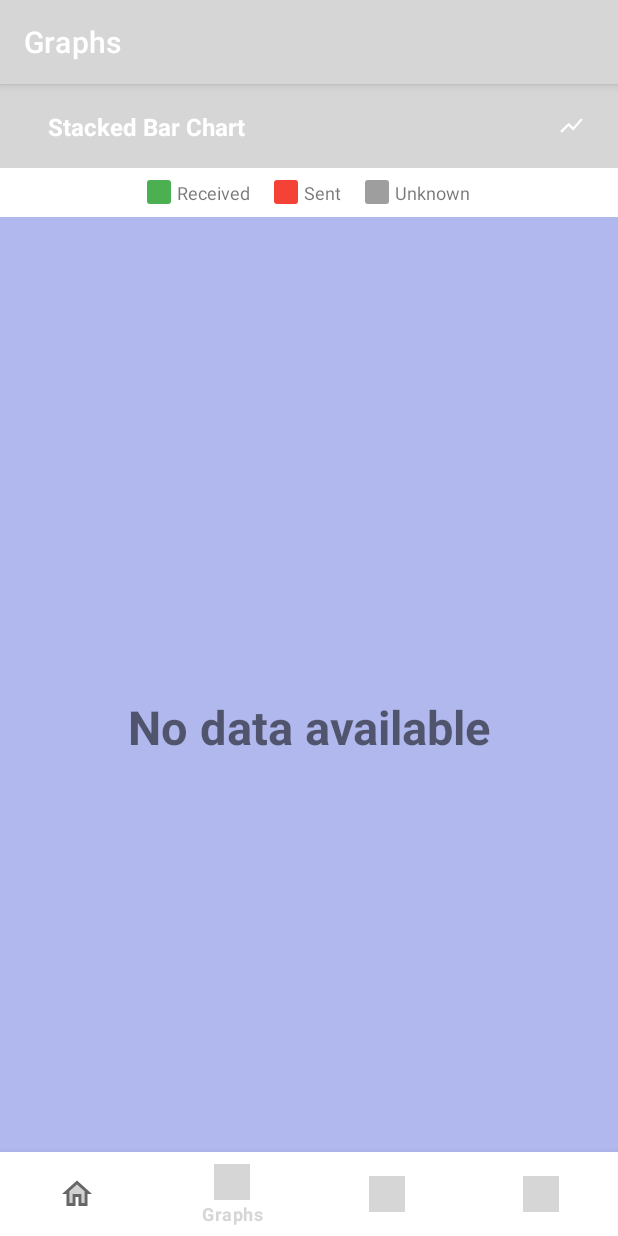
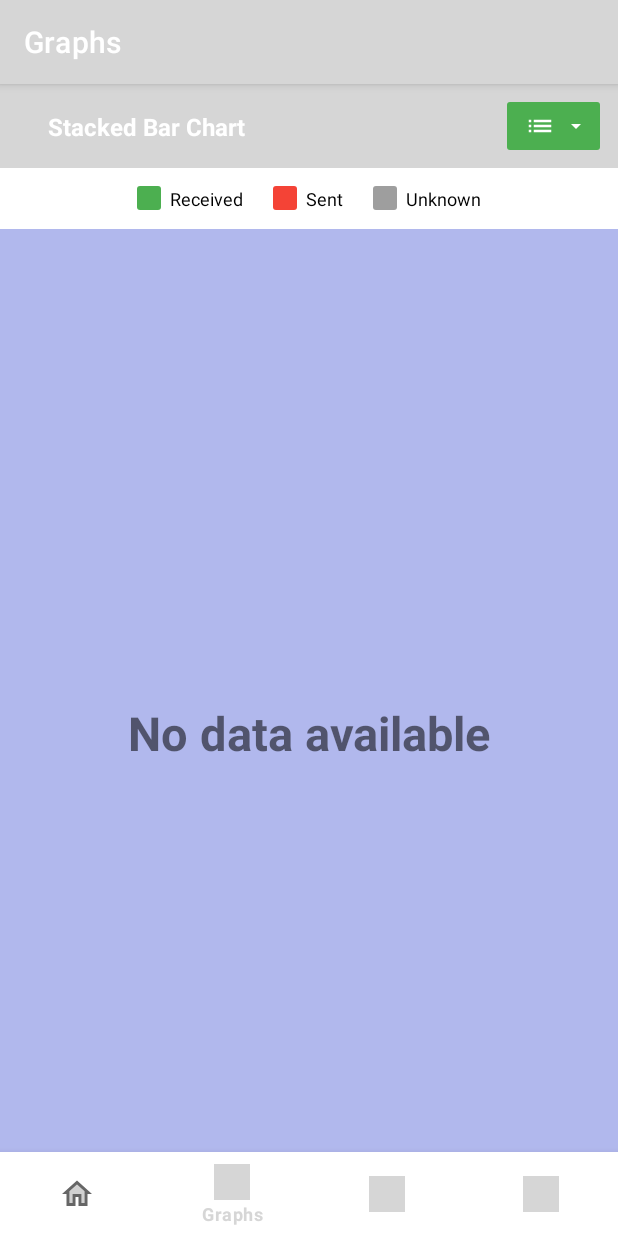
Before and after one commit to Niccher/MPesa-Analyzer-App, an Android app built with Jetpack Compose: the Frag_Graph screen opened through its navigation route, on a phone screen of 412 x 824 dp. Run offline under Robolectric (Android 15) with nearby library versions, the phone set to English and light mode, and no system bars; our stand-ins replace navigation-ui, sdp/ssp sizes; libraries missing offline, so code that uses them is left out: com.github.mikephil.charting; plain views replace BarChart, LineChart; 1 statement that could not run was skipped; grey boxes are pictures that could not be loaded.

Commit message:
Graphs resized

```diff
--- a/app/src/main/java/com/niccher/my_mpesa_analyzer/fragments/Graph/Frag_Graph.kt
+++ b/app/src/main/java/com/niccher/my_mpesa_analyzer/fragments/Graph/Frag_Graph.kt
@@ -8,6 +8,7 @@ import android.util.Log
 import android.view.LayoutInflater
 import android.view.View
 import android.view.ViewGroup
+import android.widget.ImageView
 import android.widget.ProgressBar
 import android.widget.TextView
 import android.widget.Toast
@@ -25,7 +26,6 @@ import com.github.mikephil.charting.data.LineDataSet
 import com.github.mikephil.charting.formatter.IndexAxisValueFormatter
 import com.github.mikephil.charting.formatter.ValueFormatter
 import com.google.android.material.appbar.MaterialToolbar
-import com.google.android.material.button.MaterialButton
 import com.google.gson.Gson
 import com.google.gson.GsonBuilder
 import com.niccher.mpesa_analyzer.helpers.ServiceGenerators
@@ -53,9 +53,11 @@ class Frag_Graph : Fragment() {
     // Views
     private lateinit var connState: TextView
     private lateinit var connWait: ProgressBar
-    private lateinit var btnChartToggle: MaterialButton
     private lateinit var toolbar: MaterialToolbar
     private lateinit var toolbarTitle: TextView
+    private lateinit var chartTypeContainer: View
+    private lateinit var iconChartType: ImageView
+    private lateinit var iconDropdown: ImageView
 
     // Dependencies
     private lateinit var jsonProcesses: JsonProcesses
@@ -108,9 +110,11 @@ class Frag_Graph : Fragment() {
     private fun initializeViews() {
         connState = binding.connNoInternet
         connWait = binding.connWaitInternet
-        btnChartToggle = binding.btnChartToggle
         toolbar = binding.toolbar
         toolbarTitle = binding.toolbarTitle
+        chartTypeContainer = binding.chartTypeContainer
+        iconChartType = binding.iconChartType
+        iconDropdown = binding.iconDropdown
 
         // Hide connection elements initially
         connWait.visibility = View.GONE
@@ -122,23 +126,26 @@ class Frag_Graph : Fragment() {
     }
 
     private fun setupToggleButton() {
-        btnChartToggle.setOnClickListener {
+        // Set initial icon
+        updateChartTypeIcon()
+
+        // Set click listener on the entire container
+        chartTypeContainer.setOnClickListener {
             toggleChartType()
         }
+
+        // Add ripple effect programmatically
+        chartTypeContainer.isClickable = true
+        chartTypeContainer.isFocusable = true
     }
 
     private fun toggleChartType() {
         currentChartType = when (currentChartType) {
-            ChartType.STACKED_BAR -> {
-                btnChartToggle.setIconResource(R.drawable.ic_bar_chart)
-                ChartType.LINE_GRAPH
-            }
-            ChartType.LINE_GRAPH -> {
-                btnChartToggle.setIconResource(R.drawable.ic_line_chart)
-                ChartType.STACKED_BAR
-            }
+            ChartType.STACKED_BAR -> ChartType.LINE_GRAPH
+            ChartType.LINE_GRAPH -> ChartType.STACKED_BAR
         }
         updateToolbarTitle()
+        updateChartTypeIcon()
         refreshChartsWithCurrentData()
     }
 
@@ -148,6 +155,14 @@ class Frag_Graph : Fragment() {
             ChartType.LINE_GRAPH -> getString(R.string.graphs_line_graph)
         }
         toolbarTitle.text = title
+    }
+
+    private fun updateChartTypeIcon() {
+        val iconRes = when (currentChartType) {
+            ChartType.STACKED_BAR -> R.drawable.ic_bar_chart
+            ChartType.LINE_GRAPH -> R.drawable.ic_line_chart
+        }
+        iconChartType.setImageResource(iconRes)
     }
 
     private fun setupChartObservers() {
@@ -208,6 +223,9 @@ class Frag_Graph : Fragment() {
                 setValueTextSize(10f)
             }
 
+            // FIX: Chart padding to ensure X-axis is visible
+            setExtraOffsets(20f, 20f, 20f, 40f) // Left, Top, Right, Bottom (extra space for X-axis)
+
             // Chart styling
             setDrawBarShadow(false)
             setDrawValueAboveBar(true)
@@ -223,6 +241,7 @@ class Frag_Graph : Fragment() {
             description.text = "Transaction Breakdown Over Time"
             description.textSize = 12f
             description.textColor = Color.DKGRAY
+            description.setPosition(description.xOffset, description.yOffset + 20f) // Move description up
 
             // Legend configuration
             legend.isEnabled = false
@@ -234,8 +253,9 @@ class Frag_Graph : Fragment() {
             legend.textColor = Color.BLACK
             legend.form = Legend.LegendForm.SQUARE
             legend.formSize = 12f
+            legend.yOffset = 10f // Move legend down a bit
 
-            // X-axis configuration
+            // FIX: X-axis configuration for better visibility
             xAxis.apply {
                 valueFormatter = IndexAxisValueFormatter(dataList.map { it.date })
                 position = XAxis.XAxisPosition.BOTTOM
@@ -245,10 +265,16 @@ class Frag_Graph : Fragment() {
                 gridLineWidth = 1f
                 setDrawAxisLine(true)
                 axisLineColor = Color.DKGRAY
-                axisLineWidth = 1f
+                axisLineWidth = 2f // Thicker axis line
                 labelCount = dataList.size.coerceAtMost(6)
-                textSize = 10f
+                textSize = 11f
                 textColor = Color.BLACK
+                yOffset = 8f // Move labels down
+                setAvoidFirstLastClipping(true) // Prevent first/last label clipping
+                setCenterAxisLabels(false)
+
+                // Ensure labels are not cut off
+                setLabelCount(dataList.size, true)
             }
 
             // Y-axis configuration
@@ -260,7 +286,7 @@ class Frag_Graph : Fragment() {
                 gridLineWidth = 1f
                 setDrawAxisLine(true)
                 axisLineColor = Color.DKGRAY
-                axisLineWidth = 1f
+                axisLineWidth = 2f
                 textSize = 10f
                 textColor = Color.BLACK
                 valueFormatter = object : ValueFormatter() {
@@ -271,6 +297,7 @@ class Frag_Graph : Fragment() {
                         }
                     }
                 }
+                xOffset = 10f // Move Y-axis labels left a bit
             }
 
             axisRight.isEnabled = false
@@ -281,6 +308,10 @@ class Frag_Graph : Fragment() {
             setScaleEnabled(true)
             setPinchZoom(true)
             setDoubleTapToZoomEnabled(true)
+
+            // FIX: Ensure chart fits properly
+            fitScreen()
+            setVisibleXRangeMaximum(6f) // Show reasonable number of bars
 
             // Animation
             animateY(1000)
@@ -357,6 +388,9 @@ class Frag_Graph : Fragment() {
                 setValueTextColor(Color.BLACK)
             }
 
+            // FIX: Chart padding to ensure X-axis is visible
+            setExtraOffsets(20f, 20f, 20f, 40f) // Left, Top, Right, Bottom (extra space for X-axis)
+
             // Chart styling
             setDrawGridBackground(false)
             setDrawBorders(true)
@@ -368,6 +402,7 @@ class Frag_Graph : Fragment() {
             description.text = "Transaction Trends Over Time"
             description.textSize = 12f
             description.textColor = Color.DKGRAY
+            description.setPosition(description.xOffset, description.yOffset + 20f) // Move description up
 
             // Legend configuration
             legend.isEnabled = false
@@ -379,8 +414,9 @@ class Frag_Graph : Fragment() {
             legend.textColor = Color.BLACK
             legend.form = Legend.LegendForm.LINE
             legend.formSize = 12f
+            legend.yOffset = 10f // Move legend down a bit
 
-            // X-axis configuration
+            // FIX: X-axis configuration for better visibility
             xAxis.apply {
                 valueFormatter = IndexAxisValueFormatter(dates)
                 position = XAxis.XAxisPosition.BOTTOM
@@ -390,10 +426,16 @@ class Frag_Graph : Fragment() {
                 gridLineWidth = 1f
                 setDrawAxisLine(true)
                 axisLineColor = Color.DKGRAY
-                axisLineWidth = 1f
+                axisLineWidth = 2f // Thicker axis line
                 labelCount = dataList.size.coerceAtMost(6)
-                textSize = 10f
+                textSize = 11f
                 textColor = Color.BLACK
+                yOffset = 8f // Move labels down
+                setAvoidFirstLastClipping(true) // Prevent first/last label clipping
+                setCenterAxisLabels(false)
+
+                // Ensure labels are not cut off
+                setLabelCount(dataList.size, true)
             }
 
             // Y-axis configuration
@@ -405,7 +447,7 @@ class Frag_Graph : Fragment() {
                 gridLineWidth = 1f
                 setDrawAxisLine(true)
                 axisLineColor = Color.DKGRAY
-                axisLineWidth = 1f
+                axisLineWidth = 2f
                 textSize = 10f
                 textColor = Color.BLACK
                 valueFormatter = object : ValueFormatter() {
@@ -416,6 +458,7 @@ class Frag_Graph : Fragment() {
                         }
                     }
                 }
+                xOffset = 10f // Move Y-axis labels left a bit
             }
 
             axisRight.isEnabled = false
@@ -426,6 +469,10 @@ class Frag_Graph : Fragment() {
             setScaleEnabled(true)
             setPinchZoom(true)
             setDoubleTapToZoomEnabled(true)
+
+            // FIX: Ensure chart fits properly
+            fitScreen()
+            setVisibleXRangeMaximum(6f) // Show reasonable number of points
 
             // Animation
             animateXY(1000, 1000)
@@ -446,7 +493,7 @@ class Frag_Graph : Fragment() {
         connState.visibility = View.GONE
     }
 
-    // Network methods
+    // Network methods (same as before)
     private fun getConnectionState() {
         if (isConnected()) {
             showLoadingState()
--- /dev/null
+++ b/app/src/main/res/drawable/ic_arrow_drop_down.xml
@@ -0,0 +1,10 @@
+<vector xmlns:android="http://schemas.android.com/apk/res/android"
+    android:width="24dp"
+    android:height="24dp"
+    android:viewportWidth="24"
+    android:viewportHeight="24"
+    android:tint="@android:color/white">
+  <path
+      android:fillColor="@android:color/white"
+      android:pathData="M7,10l5,5 5,-5z"/>
+</vector>
--- a/app/src/main/res/drawable/ic_bar_chart.xml
+++ b/app/src/main/res/drawable/ic_bar_chart.xml
@@ -1,10 +1,9 @@
-<vector
-    xmlns:android="http://schemas.android.com/apk/res/android"
+<vector xmlns:android="http://schemas.android.com/apk/res/android"
     android:width="24dp"
     android:height="24dp"
     android:viewportWidth="24"
     android:viewportHeight="24"
-    android:tint="?attr/colorOnPrimary">
+    android:tint="@android:color/white">
   <path
       android:fillColor="@android:color/white"
       android:pathData="M3,13h2v-2L3,11v2zM3,17h2v-2L3,15v2zM3,9h2L5,7L3,7v2zM7,13h14v-2L7,11v2zM7,17h14v-2L7,15v2zM7,7v2h14L21,7L7,7z"/>
--- a/app/src/main/res/drawable/ic_line_chart.xml
+++ b/app/src/main/res/drawable/ic_line_chart.xml
@@ -1,10 +1,9 @@
-<vector
-    xmlns:android="http://schemas.android.com/apk/res/android"
+<vector xmlns:android="http://schemas.android.com/apk/res/android"
     android:width="24dp"
     android:height="24dp"
     android:viewportWidth="24"
     android:viewportHeight="24"
-    android:tint="?attr/colorOnPrimary">
+    android:tint="@android:color/white">
   <path
       android:fillColor="@android:color/white"
       android:pathData="M3.5,18.49l6,-6.01l4,4L22,6.92l-1.41,-1.41l-7.09,7.97l-4,-4L2,16.99z"/>
--- /dev/null
+++ b/app/src/main/res/drawable/toggle_button_background.xml
@@ -0,0 +1,5 @@
+<?xml version="1.0" encoding="utf-8"?>
+<shape xmlns:android="http://schemas.android.com/apk/res/android">
+    <solid android:color="#FF4CAF50" />
+    <corners android:radius="2dp" />
+</shape>
--- a/app/src/main/res/layout/frag_graph.xml
+++ b/app/src/main/res/layout/frag_graph.xml
@@ -32,29 +32,49 @@
                 android:ellipsize="end"
                 android:maxLines="1"
                 app:layout_constraintBottom_toBottomOf="parent"
-                app:layout_constraintEnd_toStartOf="@+id/btn_chart_toggle"
+                app:layout_constraintEnd_toStartOf="@+id/chart_type_container"
                 app:layout_constraintStart_toStartOf="parent"
                 app:layout_constraintTop_toTopOf="parent"
                 app:layout_constraintVertical_bias="0.5"
                 android:layout_marginStart="16dp"
                 android:layout_marginEnd="8dp" />
 
-            <com.google.android.material.button.MaterialButton
-                android:id="@+id/btn_chart_toggle"
-                style="@style/Widget.Material3.Button.Icon"
-                android:layout_width="48dp"
-                android:layout_height="48dp"
-                android:insetTop="0dp"
-                android:insetBottom="0dp"
-                app:icon="@drawable/ic_line_chart"
-                app:iconTint="@android:color/white"
-                app:backgroundTint="@android:color/transparent"
-                app:rippleColor="@color/ripple_color"
+            <!-- Container for chart type toggle with dropdown -->
+            <LinearLayout
+                android:id="@+id/chart_type_container"
+                android:layout_width="wrap_content"
+                android:layout_height="wrap_content"
+                android:orientation="horizontal"
+                android:gravity="center_vertical"
+                android:background="@drawable/toggle_button_background"
+                android:paddingStart="12dp"
+                android:paddingEnd="8dp"
+                android:paddingTop="6dp"
+                android:paddingBottom="6dp"
                 app:layout_constraintBottom_toBottomOf="parent"
                 app:layout_constraintEnd_toEndOf="parent"
                 app:layout_constraintTop_toTopOf="parent"
                 app:layout_constraintVertical_bias="0.5"
-                android:layout_marginEnd="8dp" />
+                android:layout_marginEnd="12dp">
+
+                <ImageView
+                    android:id="@+id/icon_chart_type"
+                    android:layout_width="20dp"
+                    android:layout_height="20dp"
+                    android:layout_marginEnd="6dp"
+                    android:src="@drawable/ic_bar_chart"
+                    android:tint="@android:color/white"
+                    tools:ignore="UseAppTint" />
+
+                <ImageView
+                    android:id="@+id/icon_dropdown"
+                    android:layout_width="16dp"
+                    android:layout_height="16dp"
+                    android:src="@drawable/ic_arrow_drop_down"
+                    android:tint="@android:color/white"
+                    tools:ignore="UseAppTint" />
+
+            </LinearLayout>
 
         </androidx.constraintlayout.widget.ConstraintLayout>
 
@@ -67,7 +87,7 @@
         android:layout_height="wrap_content"
         android:orientation="horizontal"
         android:gravity="center"
-        android:padding="8dp"
+        android:padding="12dp"
         android:background="@color/cardview_light_background"
         app:layout_constraintEnd_toEndOf="parent"
         app:layout_constraintStart_toStartOf="parent"
@@ -79,7 +99,7 @@
             android:layout_height="wrap_content"
             android:orientation="horizontal"
             android:gravity="center_vertical"
-            android:layout_marginEnd="16dp">
+            android:layout_marginEnd="20dp">
 
             <View
                 android:layout_width="16dp"
@@ -90,7 +110,8 @@
                 android:layout_height="wrap_content"
                 android:text="Received"
                 android:textSize="12sp"
-                android:layout_marginStart="4dp" />
+                android:textColor="@android:color/black"
+                android:layout_marginStart="6dp" />
         </LinearLayout>
 
         <!-- Sent Legend -->
@@ -99,7 +120,7 @@
             android:layout_height="wrap_content"
             android:orientation="horizontal"
             android:gravity="center_vertical"
-            android:layout_marginEnd="16dp">
+            android:layout_marginEnd="20dp">
 
             <View
                 android:layout_width="16dp"
@@ -110,7 +131,8 @@
                 android:layout_height="wrap_content"
                 android:text="Sent"
                 android:textSize="12sp"
-                android:layout_marginStart="4dp" />
+                android:textColor="@android:color/black"
+                android:layout_marginStart="6dp" />
         </LinearLayout>
 
         <!-- Unknown Legend -->
@@ -129,16 +151,19 @@
                 android:layout_height="wrap_content"
                 android:text="Unknown"
                 android:textSize="12sp"
-                android:layout_marginStart="4dp" />
+                android:textColor="@android:color/black"
+                android:layout_marginStart="6dp" />
         </LinearLayout>
 
     </LinearLayout>
 
-    <!-- Main chart area -->
+    <!-- Main chart area - FIXED CONSTRAINTS -->
     <androidx.constraintlayout.widget.ConstraintLayout
         android:id="@+id/chart_container"
         android:layout_width="0dp"
         android:layout_height="0dp"
+        android:layout_marginTop="4dp"
+        android:layout_marginBottom="4dp"
         app:layout_constraintBottom_toBottomOf="parent"
         app:layout_constraintEnd_toEndOf="parent"
         app:layout_constraintStart_toStartOf="parent"
@@ -170,24 +195,32 @@
             app:layout_constraintStart_toStartOf="parent"
             app:layout_constraintTop_toTopOf="parent" />
 
-        <!-- Charts -->
+        <!-- Charts with proper margins to show X-axis -->
         <com.github.mikephil.charting.charts.BarChart
             android:id="@+id/barChart"
             android:layout_width="0dp"
             android:layout_height="0dp"
-            android:layout_margin="8dp"
+            android:layout_marginStart="8dp"
+            android:layout_marginTop="8dp"
+            android:layout_marginEnd="8dp"
+            android:layout_marginBottom="16dp"
             android:visibility="visible"
             app:layout_constraintBottom_toBottomOf="parent"
             app:layout_constraintEnd_toEndOf="parent"
+            app:layout_constraintHorizontal_bias="1.0"
             app:layout_constraintStart_toStartOf="parent"
             app:layout_constraintTop_toTopOf="parent"
+            app:layout_constraintVertical_bias="1.0"
             tools:ignore="MissingClass" />
 
         <com.github.mikephil.charting.charts.LineChart
             android:id="@+id/lineChart"
             android:layout_width="0dp"
             android:layout_height="0dp"
-            android:layout_margin="8dp"
+            android:layout_marginStart="8dp"
+            android:layout_marginEnd="8dp"
+            android:layout_marginTop="8dp"
+            android:layout_marginBottom="16dp"
         android:visibility="gone"
         app:layout_constraintBottom_toBottomOf="parent"
         app:layout_constraintEnd_toEndOf="parent"
```
Also changed, not shown: app/src/main/java/com/niccher/my_mpesa_analyzer/fragments/History/Frag_Summary.kt (+50 -52 lines). Lines whose indentation alone changed are shown as unchanged.
